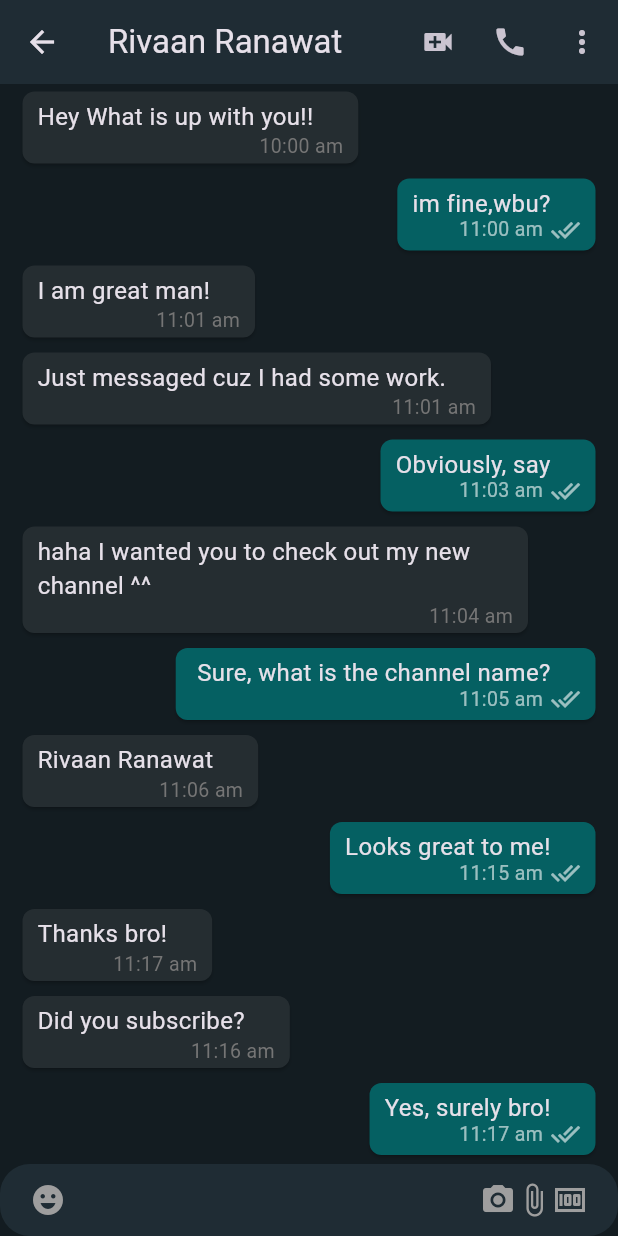
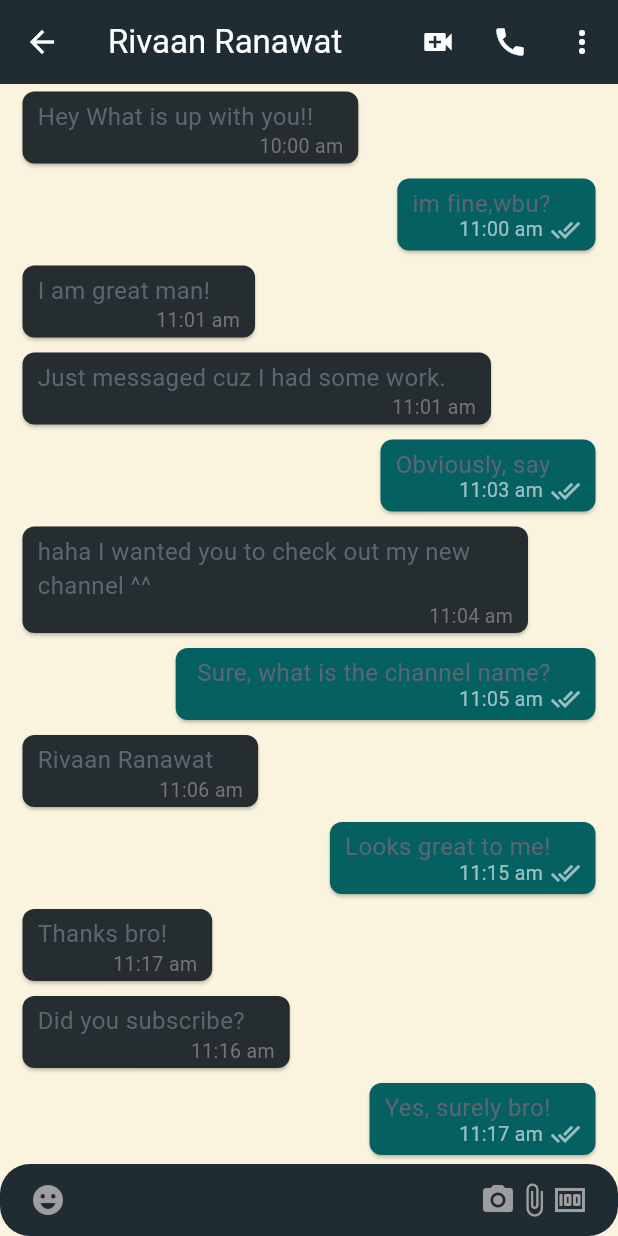
Before and after one commit to mohamed0yaser/chatapp, a Flutter app: the MobileChatScreen screen opened directly, on a phone screen of 412 x 824 dp. Run offline on Flutter 3.47's test engine with Material 3 defaults, Android fonts, the phone set to English and light mode, and no system bars; our stand-ins replace cloud_firestore, country_picker, firebase_auth, firebase_core, flutter_riverpod, flutter_screenutil and 3 more; accounts and stored records are empty.

Commit message:
make firebase auth

```diff
--- /dev/null
+++ b/lib/common/theme/app_colors.dart
@@ -0,0 +1,49 @@
+import 'package:flutter/material.dart';
+
+class AppColors {
+  // Base palette (your provided colors)
+  static const Color primary = Color(0xFF5e6472);
+  static const Color secondary = Color(0xFFaed9e0);
+  static const Color surface = Color(0xFFb8f2e6);
+  static const Color background = Color(0xFFfaf3dd);
+  static const Color accent = Color(0xFFffa69e);
+
+  // Extended palette for app states
+  static const Color chatBubbleSent = secondary;
+  static const Color chatBubbleReceived = background;
+  static const Color chatText = primary;
+  static const Color chatTimestamp = Color(0xFF8a8f9c);
+
+  static const Color statusOnline = Color(0xFF4CAF50);
+  static const Color statusOffline = Color(0xFF9e9e9e);
+  static const Color statusBusy = Color(0xFFFF5722);
+  static const Color statusAway = Color(0xFFFFC107);
+
+  static const Color callIncoming = Color(0xFF4CAF50);
+  static const Color callOutgoing = secondary;
+  static const Color callMissed = accent;
+
+  static const Color authBackground = background;
+  static const Color authInput = Colors.white;
+  static const Color authButton = primary;
+  static const Color authButtonText = Colors.white;
+
+  static const Color lockScreenBackground = primary;
+  static const Color lockScreenText = background;
+
+  static const Color navBar = primary;
+  static const Color navIcon = background;
+  static const Color navActive = accent;
+
+  static const Color notificationBadge = accent;
+  static const Color notificationText = Colors.white;
+
+  static const Color systemMessage = Color(0xFF8a8f9c);
+  static const Color linkText = Color(0xFF0077b6);
+  static const Color highlight = Color(0xFFFFD166);
+
+  static const Color success = Color(0xFF4CAF50);
+  static const Color error = Color(0xFFE63946);
+  static const Color warning = Color(0xFFFFB703);
+  static const Color info = Color(0xFF219EBC);
+}
--- /dev/null
+++ b/lib/common/theme/app_theme.dart
@@ -0,0 +1,54 @@
+import 'package:flutter/material.dart';
+import 'package:whatsapp_ui/common/theme/app_colors.dart';
+
+class AppTheme {
+  static ThemeData lightTheme = ThemeData(
+    primaryColor: AppColors.primary,
+    scaffoldBackgroundColor: AppColors.background,
+    colorScheme: const ColorScheme(
+      brightness: Brightness.light,
+      primary: AppColors.primary,
+      onPrimary: Colors.white,
+      secondary: AppColors.secondary,
+      onSecondary: AppColors.primary,
+      surface: AppColors.surface,
+      onSurface: AppColors.primary,
+      error: AppColors.error,
+      onError: Colors.white,
+    ),
+    appBarTheme: const AppBarTheme(
+      backgroundColor: AppColors.primary,
+      foregroundColor: Colors.white,
+      elevation: 0,
+    ),
+    floatingActionButtonTheme: const FloatingActionButtonThemeData(
+      backgroundColor: AppColors.accent,
+      foregroundColor: Colors.white,
+    ),
+    textTheme: const TextTheme(
+      bodyLarge: TextStyle(color: AppColors.primary),
+      bodyMedium: TextStyle(color: AppColors.primary),
+      bodySmall: TextStyle(color: AppColors.chatTimestamp),
+    ),
+    inputDecorationTheme: InputDecorationTheme(
+      filled: true,
+      fillColor: AppColors.authInput,
+      border: OutlineInputBorder(
+        borderRadius: BorderRadius.circular(12),
+        borderSide: const BorderSide(color: AppColors.secondary),
+      ),
+    ),
+    bottomNavigationBarTheme: const BottomNavigationBarThemeData(
+      backgroundColor: AppColors.navBar,
+      selectedItemColor: AppColors.navActive,
+      unselectedItemColor: AppColors.navIcon,
+    ),
+    chipTheme: const ChipThemeData(
+      backgroundColor: AppColors.surface,
+      selectedColor: AppColors.secondary,
+      labelStyle: TextStyle(color: AppColors.primary),
+      secondaryLabelStyle: TextStyle(color: Colors.white),
+      brightness: Brightness.light,
+    ),
+  );
+}
--- a/lib/common/widgets/custom_app_bar.dart
+++ b/lib/common/widgets/custom_app_bar.dart
@@ -1,4 +1,5 @@
 import 'package:flutter/material.dart';
+import 'package:whatsapp_ui/common/theme/app_colors.dart';
 
 class CustomAppBar extends StatelessWidget implements PreferredSizeWidget {
   final String title;
@@ -21,8 +22,8 @@ class CustomAppBar extends StatelessWidget implements PreferredSizeWidget {
   @override
   Widget build(BuildContext context) {
     return AppBar(
-      backgroundColor: backgroundColor ?? Colors.transparent,
-      title: Text(title),
+      backgroundColor: backgroundColor,
+      title: Text(title, style: const TextStyle(color: AppColors.primary)),
       centerTitle: centerTitle ?? true,
       elevation: elevation ?? 0,
       actions: actions,
--- a/lib/features/landing/screens/landing_screen.dart
+++ b/lib/features/landing/screens/landing_screen.dart
@@ -41,12 +41,11 @@ class LandingScreen extends StatelessWidget {
                 'By continuing, you agree to our \n Terms of Service and Privacy Policy',
                 textAlign: TextAlign.center,
                 style: TextStyle(
-                  color: Colors.grey,
                   fontSize: 15,
                 ),
               ),
               SizedBox(
-                height: size.height / 100,
+                height: size.height / 120,
               ),
               SizedBox(
                 width: size.width * 0.75,
--- a/lib/main.dart
+++ b/lib/main.dart
@@ -1,7 +1,7 @@
 import 'package:firebase_core/firebase_core.dart';
 import 'package:flutter/material.dart';
 import 'package:flutter_riverpod/flutter_riverpod.dart';
-import 'package:whatsapp_ui/colors.dart';
+import 'package:whatsapp_ui/common/theme/app_theme.dart';
 import 'package:whatsapp_ui/features/landing/screens/landing_screen.dart';
 import 'package:whatsapp_ui/firebase_options.dart';
 import 'package:whatsapp_ui/router.dart';
@@ -29,9 +29,7 @@ class MyApp extends StatelessWidget {
       debugShowCheckedModeBanner: false,
       onGenerateRoute: (settings) => generateRoute(settings),
       title: 'Whatsapp UI',
-      theme: ThemeData.dark().copyWith(
-        scaffoldBackgroundColor: backgroundColor,
-      ),
+      theme: AppTheme.lightTheme,
       home: const ResponsiveLayout(
         mobileScreenLayout: LandingScreen(),
         webScreenLayout: WebLayoutScreen(),
--- a/lib/router.dart
+++ b/lib/router.dart
@@ -1,6 +1,7 @@
 import 'package:flutter/material.dart';
 import 'package:whatsapp_ui/features/auth/screens/login_screen.dart';
 import 'package:whatsapp_ui/features/auth/screens/otp_screen.dart';
+import 'package:whatsapp_ui/features/auth/screens/user_info_screen.dart';
 
 Route<dynamic> generateRoute(RouteSettings settings) {
   switch (settings.name) {
@@ -11,6 +12,8 @@ Route<dynamic> generateRoute(RouteSettings settings) {
       return MaterialPageRoute(
         builder: (context) => OTPScreen(verificationId: verificationId),
       );
+    case UserInfoScreen.routeName:
+      return MaterialPageRoute(builder: (context) => const UserInfoScreen());
     default:
       return MaterialPageRoute(
         builder: (context) => Scaffold(
--- a/lib/screens/mobile_chat_screen.dart
+++ b/lib/screens/mobile_chat_screen.dart
@@ -43,11 +43,11 @@ class MobileChatScreen extends StatelessWidget {
                 padding: EdgeInsets.symmetric(horizontal: 20.0),
                 child: Icon(Icons.emoji_emotions, color: Colors.grey,),
               ),
-              suffixIcon: Padding(
-                padding: const EdgeInsets.symmetric(horizontal: 20.0),
+              suffixIcon: const Padding(
+                padding: EdgeInsets.symmetric(horizontal: 20.0),
                 child: Row(
                   mainAxisAlignment: MainAxisAlignment.end,
-                  children: const [
+                  children: [
                     Icon(Icons.camera_alt, color: Colors.grey,),
                     Icon(Icons.attach_file, color: Colors.grey,),
                     Icon(Icons.money, color: Colors.grey,),
--- a/pubspec.yaml
+++ b/pubspec.yaml
@@ -42,6 +42,8 @@ dependencies:
   flutter_screenutil: ^5.9.3
   riverpod: ^2.6.1
   flutter_riverpod: ^2.6.1
+  otp_text_field: ^1.1.3
+  image_picker: ^1.2.0
 
 dev_dependencies:
   flutter_test:
```
Also changed, not shown: lib/common/widgets/custom_button.dart (+4 -8 lines), lib/features/auth/controller/auth_controller.dart (+23 -33 lines), lib/features/auth/repository/auth_repo.dart (+23 -0 lines), lib/features/auth/screens/login_screen.dart (+15 -9 lines), lib/features/auth/screens/otp_screen.dart (+46 -10 lines), lib/features/auth/screens/user_info_screen.dart (added, +160 -0 lines), lib/screens/web_layout_screen.dart (+2 -5 lines), pubspec.lock.
